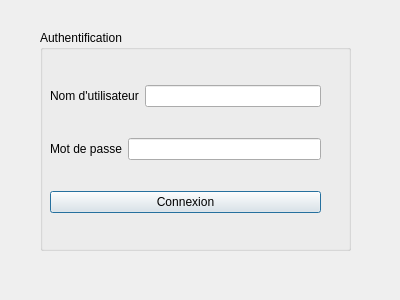
Qt form dialogauth.ui (sbourbousse/GestionProduits) before a commit.
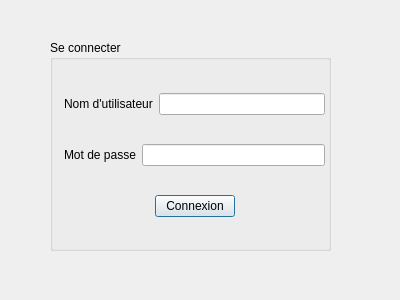
The same form after that commit.

Patch:
```diff
--- a/dialogauth.ui
+++ b/dialogauth.ui
@@ -16,36 +16,36 @@
   <widget class="QGroupBox" name="groupBox">
    <property name="geometry">
     <rect>
-     <x>40</x>
-     <y>30</y>
-     <width>311</width>
-     <height>221</height>
+     <x>50</x>
+     <y>40</y>
+     <width>281</width>
+     <height>211</height>
     </rect>
    </property>
    <property name="title">
-    <string>Authentification</string>
+    <string>Se connecter</string>
    </property>
    <widget class="QWidget" name="layoutWidget">
     <property name="geometry">
      <rect>
-      <x>10</x>
+      <x>14</x>
       <y>30</y>
-      <width>271</width>
-      <height>181</height>
+      <width>261</width>
+      <height>171</height>
      </rect>
     </property>
     <layout class="QVBoxLayout" name="verticalLayout">
      <item>
-      <layout class="QHBoxLayout" name="horizontalLayout">
+      <layout class="QHBoxLayout" name="horizontalLayoutNomUtilisateur">
        <item>
-        <widget class="QLabel" name="labelUsername">
+        <widget class="QLabel" name="labelNomUtilisateur">
          <property name="text">
           <string>Nom d'utilisateur</string>
          </property>
         </widget>
        </item>
        <item>
-        <widget class="QLineEdit" name="lineEditUsername"/>
+        <widget class="QLineEdit" name="lineEditNomUtilisateur"/>
        </item>
       </layout>
      </item>
@@ -68,11 +68,41 @@
       </layout>
      </item>
      <item>
-      <widget class="QPushButton" name="pushButton">
-       <property name="text">
-        <string>Connexion</string>
-       </property>
-      </widget>
+      <layout class="QHBoxLayout" name="horizontalLayout">
+       <item>
+        <spacer name="horizontalSpacer_2">
+         <property name="orientation">
+          <enum>Qt::Horizontal</enum>
+         </property>
+         <property name="sizeHint" stdset="0">
+          <size>
+           <width>40</width>
+           <height>20</height>
+          </size>
+         </property>
+        </spacer>
+       </item>
+       <item>
+        <widget class="QPushButton" name="pushButtonConnexion">
+         <property name="text">
+          <string>Connexion</string>
+         </property>
+        </widget>
+       </item>
+       <item>
+        <spacer name="horizontalSpacer">
+         <property name="orientation">
+          <enum>Qt::Horizontal</enum>
+         </property>
+         <property name="sizeHint" stdset="0">
+          <size>
+           <width>40</width>
+           <height>20</height>
+          </size>
+         </property>
+        </spacer>
+       </item>
+      </layout>
      </item>
     </layout>
    </widget>
@@ -80,10 +110,10 @@
   <widget class="QLabel" name="labelErrorMessage">
    <property name="geometry">
     <rect>
-     <x>40</x>
+     <x>50</x>
      <y>260</y>
-     <width>311</width>
-     <height>41</height>
+     <width>281</width>
+     <height>20</height>
     </rect>
    </property>
    <property name="text">
```
Left out of the diff: 10 changed lines with no effect on the pictures.
